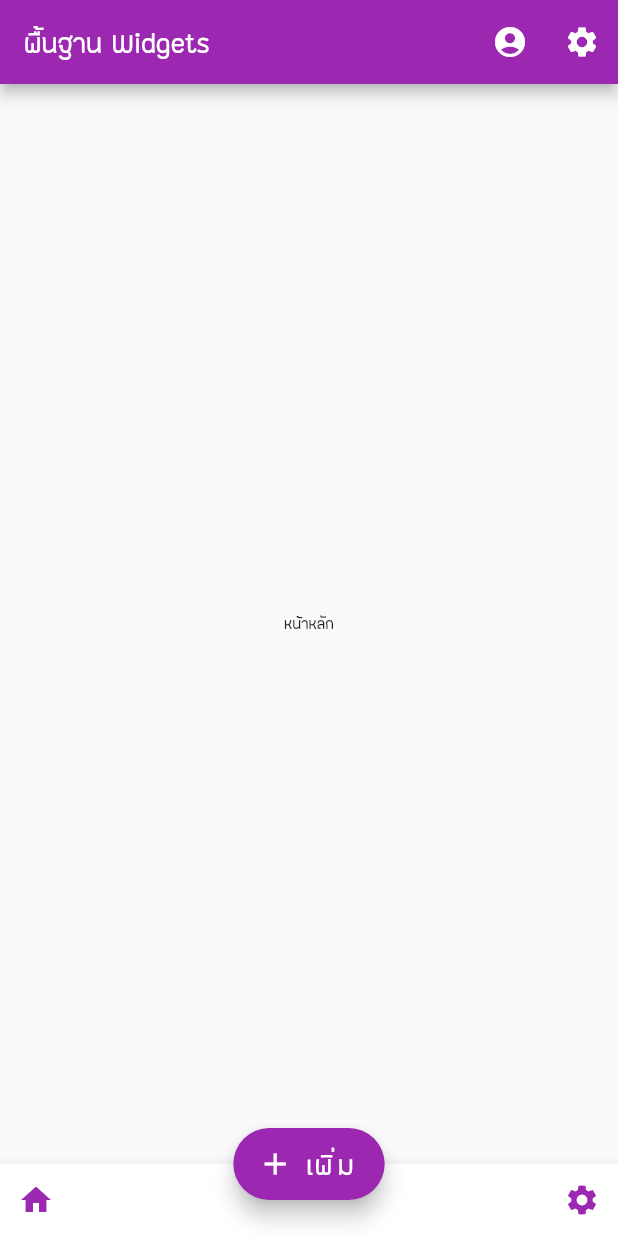
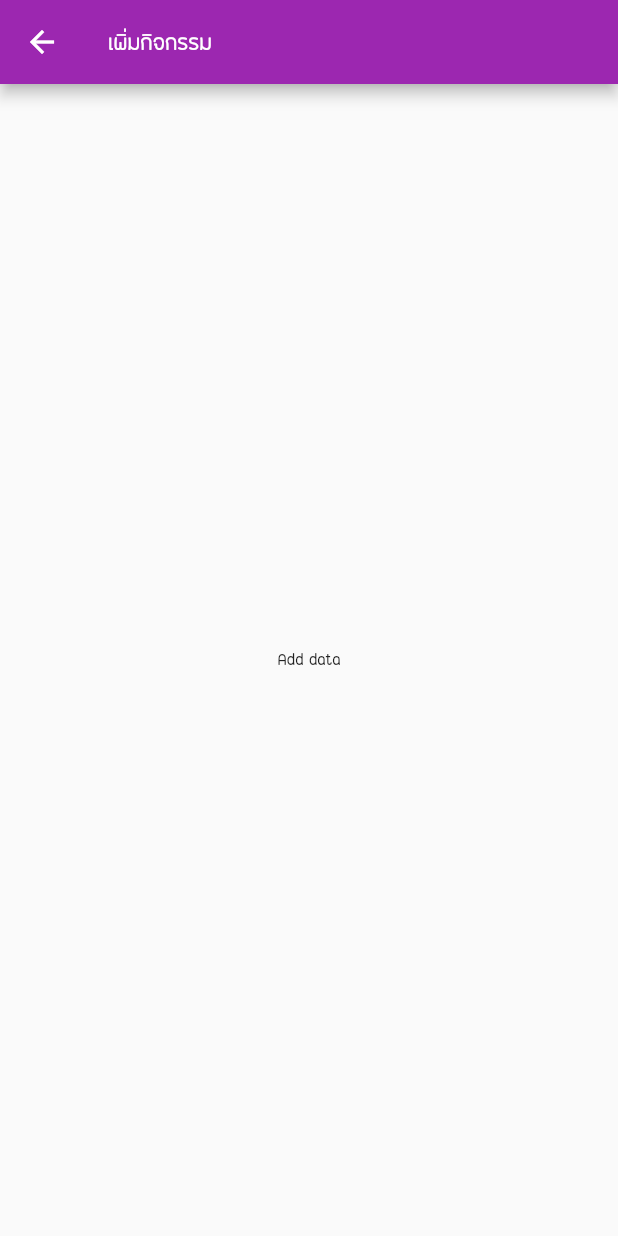
Before and after one commit to siteslave/flutter_basic_03, a Flutter app: the screen it shows after launch, after a tap on "เพิ่ม", on a phone screen of 412 x 824 dp. Run offline on Flutter 3.47's test engine with Material 2 defaults, Android fonts, the phone set to English and light mode, and no system bars.

Commit message:
add page

```diff
--- a/lib/main.dart
+++ b/lib/main.dart
@@ -1,3 +1,7 @@
+import 'package:basic_widgets/pages/add_page.dart';
+import 'package:basic_widgets/pages/home_page.dart';
+import 'package:basic_widgets/pages/setting_page.dart';
+import 'package:basic_widgets/pages/account_page.dart';
 import 'package:flutter/material.dart';
 
 void main() => runApp(BasicWidgets());
@@ -8,143 +12,19 @@ class BasicWidgets extends StatefulWidget {
 }
 
 class _BasicWidgetsState extends State<BasicWidgets> {
-  // Step 2
-  int pageIndex = 0; // first page
-  List<Widget> pages = [HomePage(), AccountPage(), SettingPage()];
-
   @override
   Widget build(BuildContext context) {
-    TextStyle myStyle = TextStyle(
-      fontSize: 25.0,
-    );
-
-    // Step 0
-    AppBar appBar = AppBar(
-      title: Text(
-        'พื้นฐาน Widgets',
-        style: myStyle,
-      ),
-      actions: <Widget>[
-        IconButton(
-            icon: Icon(Icons.account_circle),
-            onPressed: () {
-              print('Account Clicked!');
-            }),
-        IconButton(
-            icon: Icon(Icons.settings),
-            onPressed: () {
-              print('Setting Clicekd!');
-            }),
-      ],
-    );
-
-    // Step 1
-    FloatingActionButton floatingActionButton = FloatingActionButton(
-      child: Icon(Icons.add),
-      onPressed: () {},
-      backgroundColor: Colors.red,
-    );
-
-    // Step 2
-
-    BottomNavigationBar bottomNavigationBar = BottomNavigationBar(
-        currentIndex: pageIndex,
-        onTap: (int index) {
-          setState(() {
-            pageIndex = index;
-          });
+    return MaterialApp(
+        title: 'พื้นฐาน Widgets',
+        theme: ThemeData(
+          primaryColor: Colors.purple,
+          fontFamily: 'Lamoon',
+        ),
+        routes: <String, WidgetBuilder>{
+          '/account': (BuildContext context) => AccountPage(1),
+          '/setting': (BuildContext context) => SettingPage(),
+          '/add': (BuildContext context) => AddPage(),
         },
-        items: [
-          BottomNavigationBarItem(
-            icon: Icon(Icons.home),
-            title: Text('Home'),
-          ),
-          BottomNavigationBarItem(
-              icon: Icon(Icons.account_circle), title: Text('Account')),
-          BottomNavigationBarItem(
-              icon: Icon(Icons.settings), title: Text('Settings')),
-        ]);
-
-    // Step 3
-
-    BottomAppBar bottomAppBar = BottomAppBar(
-        hasNotch: false,
-        child: Row(
-          mainAxisAlignment: MainAxisAlignment.spaceBetween,
-          children: <Widget>[
-            IconButton(
-                icon: Icon(
-                  Icons.home,
-                  color: Colors.purple,
-                ),
-                onPressed: () {
-                  setState(() {
-                    pageIndex = 0;
-                  });
-                }),
-            IconButton(
-                icon: Icon(
-                  Icons.settings,
-                  color: Colors.purple,
-                ),
-                onPressed: () {
-                  setState(() {
-                    pageIndex = 2;
-                  });
-                }),
-          ],
-        ));
-
-    return MaterialApp(
-      title: 'พื้นฐาน Widgets',
-      theme: ThemeData(
-        primaryColor: Colors.purple,
-        fontFamily: 'Lamoon',
-      ),
-      home: Scaffold(
-        appBar: appBar,
-        body: pages[pageIndex],
-//        floatingActionButton: floatingActionButton,
-        floatingActionButton: FloatingActionButton.extended(
-          icon: const Icon(Icons.add),
-          label: const Text(
-            'เพิ่ม',
-            style: TextStyle(fontSize: 25.0),
-          ),
-          backgroundColor: Colors.purple,
-          onPressed: () {},
-        ),
-        floatingActionButtonLocation: FloatingActionButtonLocation.centerDocked,
-//        bottomNavigationBar: bottomNavigationBar,
-        bottomNavigationBar: bottomAppBar,
-      ),
-    );
+        home: HomePage());
   }
 }
-
-class HomePage extends StatelessWidget {
-  @override
-  Widget build(BuildContext context) {
-    return Center(
-      child: Text('หน้าหลัก'),
-    );
-  }
-}
-
-class AccountPage extends StatelessWidget {
-  @override
-  Widget build(BuildContext context) {
-    return Center(
-      child: Text('จัดการข้อมูลส่วนตัว'),
-    );
-  }
-}
-
-class SettingPage extends StatelessWidget {
-  @override
-  Widget build(BuildContext context) {
-    return Center(
-      child: Text('ตั้งค่าการใช้งาน'),
-    );
-  }
-}
--- /dev/null
+++ b/lib/pages/add_page.dart
@@ -0,0 +1,20 @@
+import 'package:flutter/material.dart';
+
+class AddPage extends StatefulWidget {
+  @override
+  _AddPageState createState() => _AddPageState();
+}
+
+class _AddPageState extends State<AddPage> {
+  @override
+  Widget build(BuildContext context) {
+    return Scaffold(
+      appBar: AppBar(
+        title: Text('เพิ่มกิจกรรม'),
+      ),
+      body: Center(
+        child: Text('Add data'),
+      ),
+    );
+  }
+}
--- /dev/null
+++ b/lib/pages/home_page.dart
@@ -0,0 +1,112 @@
+import 'package:basic_widgets/pages/account_page.dart';
+import 'package:basic_widgets/pages/setting_page.dart';
+import 'package:flutter/material.dart';
+
+class HomePage extends StatefulWidget {
+  @override
+  _HomePageState createState() => _HomePageState();
+}
+
+class _HomePageState extends State<HomePage> {
+  // Step 2
+  int pageIndex = 0; // first page
+
+  @override
+  Widget build(BuildContext context) {
+    TextStyle myStyle = TextStyle(
+      fontSize: 25.0,
+    );
+
+    // Step 0
+    AppBar appBar = AppBar(
+      title: Text(
+        'พื้นฐาน Widgets',
+        style: myStyle,
+      ),
+      actions: <Widget>[
+        IconButton(
+            icon: Icon(Icons.account_circle),
+            onPressed: () => Navigator.push(context,
+                MaterialPageRoute(builder: (context) => AccountPage(1)))),
+        IconButton(
+            icon: Icon(Icons.settings),
+            onPressed: () => Navigator.of(context).pushNamed('/setting')),
+      ],
+    );
+
+    // Step 1
+    FloatingActionButton floatingActionButton = FloatingActionButton(
+      child: Icon(Icons.add),
+      onPressed: () {},
+      backgroundColor: Colors.red,
+    );
+
+    FloatingActionButton floatingActionButtonExtend =
+        FloatingActionButton.extended(
+      backgroundColor: Colors.red,
+      icon: const Icon(Icons.add),
+      label: const Text(
+        'เพิ่ม',
+        style: TextStyle(fontSize: 20.0),
+      ),
+      onPressed: () => Navigator.of(context).pushNamed('/add'),
+    );
+    // Step 2
+
+    BottomNavigationBar bottomNavigationBar = BottomNavigationBar(
+        currentIndex: pageIndex,
+        onTap: (int index) {
+          setState(() {
+            pageIndex = index;
+          });
+        },
+        items: [
+          BottomNavigationBarItem(
+            icon: Icon(Icons.home),
+            title: Text('Home'),
+          ),
+          BottomNavigationBarItem(
+              icon: Icon(Icons.account_circle), title: Text('Account')),
+          BottomNavigationBarItem(
+              icon: Icon(Icons.settings), title: Text('Settings')),
+        ]);
+
+    // Step 3
+
+    BottomAppBar bottomAppBar = BottomAppBar(
+        hasNotch: false,
+        child: Row(
+          mainAxisAlignment: MainAxisAlignment.spaceBetween,
+          children: <Widget>[
+            IconButton(
+                icon: Icon(
+                  Icons.account_circle,
+                  color: Colors.purple,
+                ),
+                onPressed: () {
+                  setState(() {
+                    pageIndex = 1;
+                  });
+                }),
+            IconButton(
+                icon: Icon(
+                  Icons.settings,
+                  color: Colors.purple,
+                ),
+                onPressed: () {
+                  setState(() {
+                    pageIndex = 2;
+                  });
+                }),
+          ],
+        ));
+
+    return Scaffold(
+      appBar: appBar,
+      body: pageIndex == 1 ? AccountPage(1) : SettingPage(),
+      floatingActionButton: floatingActionButtonExtend,
+      floatingActionButtonLocation: FloatingActionButtonLocation.centerDocked,
+      bottomNavigationBar: bottomAppBar,
+    );
+  }
+}
--- /dev/null
+++ b/lib/pages/setting_page.dart
@@ -0,0 +1,18 @@
+import 'package:flutter/material.dart';
+
+class SettingPage extends StatefulWidget {
+  @override
+  _SettingPageState createState() => _SettingPageState();
+}
+
+class _SettingPageState extends State<SettingPage> {
+  @override
+  Widget build(BuildContext context) {
+    return Scaffold(
+      appBar: AppBar(
+        title: Text('ตั้งค่าการใช้งาน'),
+      ),
+      body: Text('ตั้งค่าการใช้งาน'),
+    );
+  }
+}
```
Also changed, not shown: lib/pages/account_page.dart (added, +26 -0 lines).
